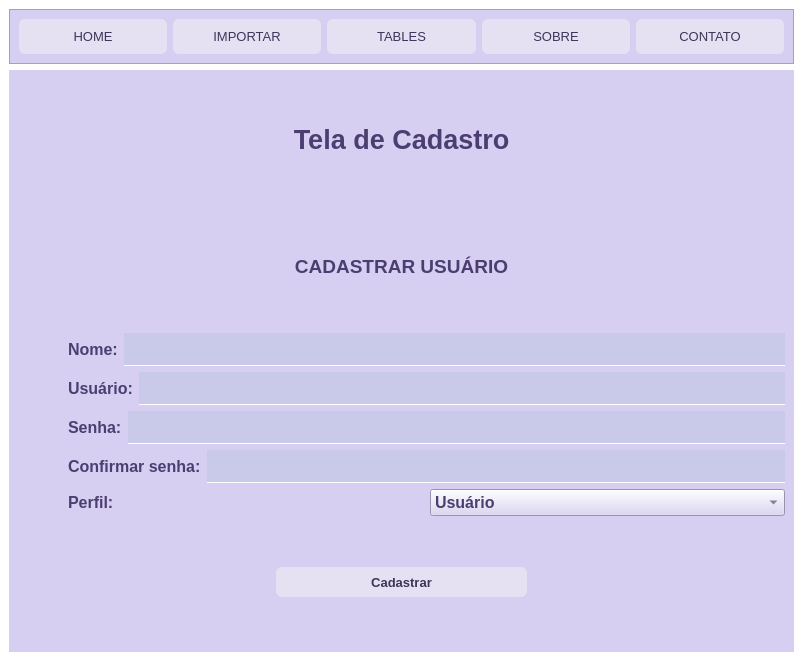
This is main.ui in madudasousa/DashFy as Qt 5 draws it before an edit. The edited form follows.
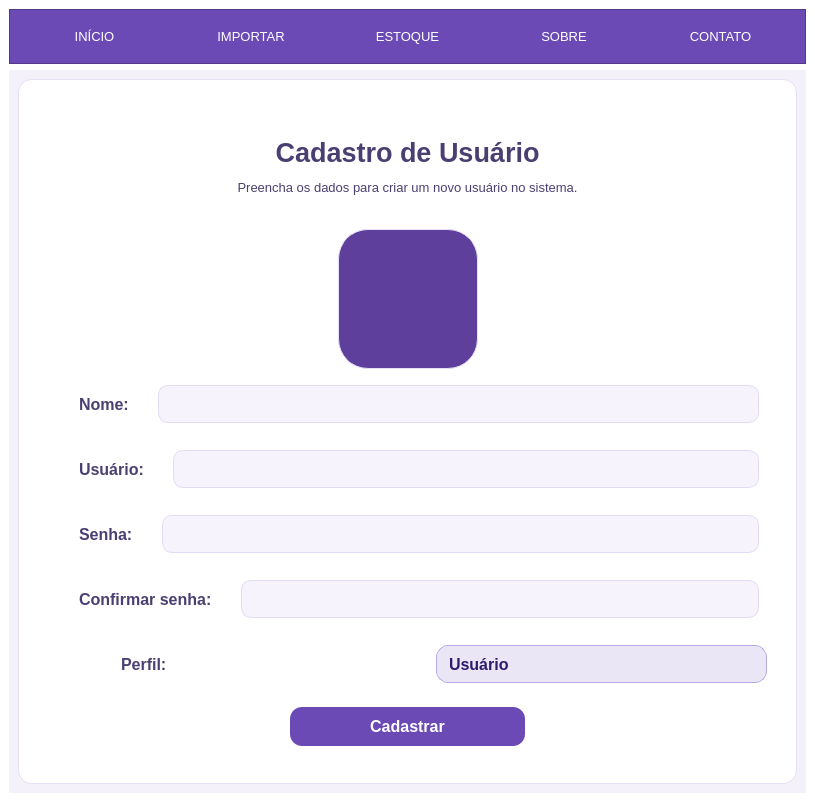
This is the edited form. The open tabs and pages were chosen to show the change. Icons and pictures are not drawn.

Diff of the .ui file:
```diff
--- a/main.ui
+++ b/main.ui
@@ -6,8 +6,8 @@
    <rect>
     <x>0</x>
     <y>0</y>
-    <width>803</width>
-    <height>661</height>
+    <width>815</width>
+    <height>802</height>
    </rect>
   </property>
   <property name="windowTitle">
@@ -27,7 +27,7 @@
        </font>
       </property>
       <property name="styleSheet">
-       <string notr="true">background-color: rgb(214, 207, 242);</string>
+       <string notr="true">background-color: rgb(108, 74, 182);</string>
       </property>
       <property name="frameShape">
        <enum>QFrame::StyledPanel</enum>
@@ -54,8 +54,8 @@
          </property>
          <property name="styleSheet">
           <string notr="true">QPushButton {
-    background-color: #E6E1F2;
-    color: #3D355A;
+    background: transparent;
+    color: white;
     border-radius: 6px;
     padding: 6px 12px;
 }
@@ -65,7 +65,7 @@
 }</string>
          </property>
          <property name="text">
-          <string>HOME</string>
+          <string>INÍCIO</string>
          </property>
         </widget>
        </item>
@@ -87,8 +87,8 @@
          </property>
          <property name="styleSheet">
           <string notr="true">QPushButton {
-    background-color: #E6E1F2;
-    color: #3D355A;
+    background: transparent;
+    color: white;
     border-radius: 6px;
     padding: 6px 12px;
 }
@@ -120,8 +120,8 @@
          </property>
          <property name="styleSheet">
           <string notr="true">QPushButton {
-    background-color: #E6E1F2;
-    color: #3D355A;
+    background: transparent;
+    color: white;
     border-radius: 6px;
     padding: 6px 12px;
 }
@@ -131,7 +131,7 @@
 }</string>
          </property>
          <property name="text">
-          <string>TABLES</string>
+          <string>ESTOQUE</string>
          </property>
         </widget>
        </item>
@@ -153,8 +153,8 @@
          </property>
          <property name="styleSheet">
           <string notr="true">QPushButton {
-    background-color: #E6E1F2;
-    color: #3D355A;
+    background: transparent;
+    color: white;
     border-radius: 6px;
     padding: 6px 12px;
 }
@@ -186,8 +186,9 @@
          </property>
          <property name="styleSheet">
           <string notr="true">QPushButton {
-    background-color: #E6E1F2;
-    color: #3D355A;
+	background-color: #5E3F9C;
+    background: transparent;
+    color: white;
     border-radius: 6px;
     padding: 6px 12px;
 }
@@ -206,9 +207,14 @@
     </item>
     <item>
      <widget class="QStackedWidget" name="Pages">
+      <property name="font">
+       <font>
+        <pointsize>18</pointsize>
+       </font>
+      </property>
       <property name="styleSheet">
-       <string notr="true">
-background-color: rgb(214, 207, 242);</string>
+       <string notr="true">background-color: rgb(244, 241, 251);
+</string>
       </property>
       <property name="currentIndex">
        <number>5</number>
@@ -699,44 +705,143 @@
        </layout>
       </widget>
       <widget class="QWidget" name="pg_cadastro">
-       <layout class="QVBoxLayout" name="verticalLayout_14">
+       <layout class="QVBoxLayout" name="verticalLayout_13">
+        <item>
+         <widget class="QFrame" name="frame_5">
+          <property name="styleSheet">
+           <string notr="true">QFrame{
+    background-color: white;
+    border-radius: 14px;
+    padding: 20px;
+	 border: 1px solid #E6DFF5;
+}</string>
+          </property>
+          <property name="frameShape">
+           <enum>QFrame::StyledPanel</enum>
+          </property>
+          <property name="frameShadow">
+           <enum>QFrame::Raised</enum>
+          </property>
+          <layout class="QVBoxLayout" name="verticalLayout_10">
         <item>
          <widget class="QLabel" name="label_25">
+             <property name="sizePolicy">
+              <sizepolicy hsizetype="Expanding" vsizetype="Expanding">
+               <horstretch>0</horstretch>
+               <verstretch>0</verstretch>
+              </sizepolicy>
+             </property>
           <property name="font">
            <font>
             <pointsize>20</pointsize>
            </font>
           </property>
+             <property name="styleSheet">
+              <string notr="true">QLabel {
+    background: transparent;
+    border: none;
+}</string>
+             </property>
           <property name="text">
-           <string>&lt;html&gt;&lt;head/&gt;&lt;body&gt;&lt;p align=&quot;center&quot;&gt;&lt;span style=&quot; font-weight:600; color:#4b3f72;&quot;&gt;Tela de Cadastro&lt;/span&gt;&lt;/p&gt;&lt;/body&gt;&lt;/html&gt;</string>
+              <string>&lt;html&gt;&lt;head/&gt;&lt;body&gt;&lt;p align=&quot;center&quot;&gt;&lt;span style=&quot; font-weight:600; color:#4b3f72;&quot;&gt;Cadastro de Usuário&lt;/span&gt;&lt;/p&gt;&lt;p align=&quot;center&quot;&gt;&lt;span style=&quot; font-size:10pt; color:#4b3f72;&quot;&gt;Preencha os dados para criar um novo usuário no sistema.&lt;/span&gt;&lt;/p&gt;&lt;/body&gt;&lt;/html&gt;</string>
           </property>
           <property name="alignment">
            <set>Qt::AlignCenter</set>
           </property>
          </widget>
+           </item>
+           <item>
+            <layout class="QHBoxLayout" name="horizontalLayout_13">
+             <item>
+              <spacer name="horizontalSpacer_4">
+               <property name="orientation">
+                <enum>Qt::Horizontal</enum>
+               </property>
+               <property name="sizeHint" stdset="0">
+                <size>
+                 <width>40</width>
+                 <height>20</height>
+                </size>
+               </property>
+              </spacer>
         </item>
         <item>
          <widget class="QLabel" name="label_6">
+               <property name="sizePolicy">
+                <sizepolicy hsizetype="Expanding" vsizetype="Preferred">
+                 <horstretch>0</horstretch>
+                 <verstretch>0</verstretch>
+                </sizepolicy>
+               </property>
+               <property name="minimumSize">
+                <size>
+                 <width>140</width>
+                 <height>140</height>
+                </size>
+               </property>
+               <property name="maximumSize">
+                <size>
+                 <width>140</width>
+                 <height>140</height>
+                </size>
+               </property>
           <property name="font">
            <font>
             <pointsize>11</pointsize>
            </font>
           </property>
+               <property name="styleSheet">
+                <string notr="true">QLabel {
+    background-color: #5E3F9C;
+    border-radius: 30px;
+	padding: 10px;
+}</string>
+               </property>
           <property name="text">
-           <string>&lt;html&gt;&lt;head/&gt;&lt;body&gt;&lt;p align=&quot;center&quot;&gt;&lt;img src=&quot;img/cadastro.png&quot;/&gt;&lt;/p&gt;&lt;p align=&quot;center&quot;&gt;&lt;span style=&quot; font-size:14pt; font-weight:600; color:#4b3f72;&quot;&gt;CADASTRAR USUÁRIO&lt;/span&gt;&lt;/p&gt;&lt;/body&gt;&lt;/html&gt;</string>
+                <string/>
+               </property>
+               <property name="pixmap">
+                <pixmap>img/cadastro.png</pixmap>
+               </property>
+               <property name="scaledContents">
+                <bool>false</bool>
           </property>
           <property name="alignment">
            <set>Qt::AlignCenter</set>
           </property>
          </widget>
+             </item>
+             <item>
+              <spacer name="horizontalSpacer_3">
+               <property name="orientation">
+                <enum>Qt::Horizontal</enum>
+               </property>
+               <property name="sizeHint" stdset="0">
+                <size>
+                 <width>40</width>
+                 <height>20</height>
+                </size>
+               </property>
+              </spacer>
+             </item>
+            </layout>
         </item>
         <item>
          <layout class="QHBoxLayout" name="horizontalLayout_9">
           <property name="leftMargin">
-           <number>50</number>
+              <number>8</number>
+             </property>
+             <property name="rightMargin">
+              <number>8</number>
           </property>
           <item>
            <widget class="QLabel" name="label_7">
+               <property name="styleSheet">
+                <string notr="true">QLabel {
+    background: transparent;
+    border: none;
+}</string>
+               </property>
             <property name="text">
              <string>&lt;html&gt;&lt;head/&gt;&lt;body&gt;&lt;p&gt;&lt;span style=&quot; font-size:12pt; font-weight:600; color:#4b3f72;&quot;&gt;Nome:&lt;/span&gt;&lt;/p&gt;&lt;/body&gt;&lt;/html&gt;</string>
             </property>
@@ -744,13 +849,25 @@
           </item>
           <item>
            <widget class="QLineEdit" name="txt_nome">
+               <property name="minimumSize">
+                <size>
+                 <width>0</width>
+                 <height>38</height>
+                </size>
+               </property>
             <property name="styleSheet">
-             <string notr="true">color: rgba(211, 239, 251,1);
-border-bottom: 1px solid white;
-border-radius: None;
-background-color: rgba(85, 155, 155,0.1);
-font-family: Trebuchet MS;
-font-size:21px;</string>
+                <string notr="true">QLineEdit {
+    background: #F6F3FD;
+    border: 1px solid #E3DBF5;
+    border-radius: 10px;
+    padding: 8px 12px;
+    color: #2E2E2E;
+}
+
+QLineEdit:focus {
+    border: 1px solid #6C4AB6;
+    background: #FFFFFF;
+}</string>
             </property>
            </widget>
           </item>
@@ -759,13 +876,22 @@
         <item>
          <layout class="QHBoxLayout" name="horizontalLayout_8">
           <property name="leftMargin">
-           <number>50</number>
+              <number>8</number>
           </property>
           <property name="topMargin">
            <number>0</number>
           </property>
+             <property name="rightMargin">
+              <number>8</number>
+             </property>
           <item>
            <widget class="QLabel" name="label_8">
+               <property name="styleSheet">
+                <string notr="true">QLabel {
+    background: transparent;
+    border: none;
+}</string>
+               </property>
             <property name="text">
              <string>&lt;html&gt;&lt;head/&gt;&lt;body&gt;&lt;p&gt;&lt;span style=&quot; font-size:12pt; font-weight:600; color:#4b3f72;&quot;&gt;Usuário:&lt;/span&gt;&lt;/p&gt;&lt;/body&gt;&lt;/html&gt;</string>
             </property>
@@ -773,13 +899,25 @@
           </item>
           <item>
            <widget class="QLineEdit" name="txt_usuario">
+               <property name="minimumSize">
+                <size>
+                 <width>0</width>
+                 <height>38</height>
+                </size>
+               </property>
             <property name="styleSheet">
-             <string notr="true">color: rgba(211, 239, 251,1);
-border-bottom: 1px solid white;
-border-radius: None;
-background-color: rgba(85, 155, 155,0.1);
-font-family: Trebuchet MS;
-font-size:21px;</string>
+                <string notr="true">QLineEdit {
+    background: #F6F3FD;
+    border: 1px solid #E3DBF5;
+    border-radius: 10px;
+    padding: 8px 12px;
+    color: #2E2E2E;
+}
+
+QLineEdit:focus {
+    border: 1px solid #6C4AB6;
+    background: #FFFFFF;
+}</string>
             </property>
            </widget>
           </item>
@@ -788,13 +926,22 @@
         <item>
          <layout class="QHBoxLayout" name="horizontalLayout_7">
           <property name="leftMargin">
-           <number>50</number>
+              <number>8</number>
           </property>
           <property name="topMargin">
            <number>0</number>
           </property>
+             <property name="rightMargin">
+              <number>8</number>
+             </property>
           <item>
            <widget class="QLabel" name="label_senha">
+               <property name="styleSheet">
+                <string notr="true">QLabel {
+    background: transparent;
+    border: none;
+}</string>
+               </property>
             <property name="text">
              <string>&lt;html&gt;&lt;head/&gt;&lt;body&gt;&lt;p&gt;&lt;span style=&quot; font-size:12pt; font-weight:600; color:#4b3f72;&quot;&gt;Senha:&lt;/span&gt;&lt;/p&gt;&lt;/body&gt;&lt;/html&gt;</string>
             </property>
@@ -802,13 +949,25 @@
           </item>
           <item>
            <widget class="QLineEdit" name="txt_senha">
+               <property name="minimumSize">
+                <size>
+                 <width>0</width>
+                 <height>38</height>
+                </size>
+               </property>
             <property name="styleSheet">
-             <string notr="true">color: rgba(211, 239, 251,1);
-border-bottom: 1px solid white;
-border-radius: None;
-background-color: rgba(85, 155, 155,0.1);
-font-family: Trebuchet MS;
-font-size:21px;</string>
+                <string notr="true">QLineEdit {
+    background: #F6F3FD;
+    border: 1px solid #E3DBF5;
+    border-radius: 10px;
+    padding: 8px 12px;
+    color: #2E2E2E;
+}
+
+QLineEdit:focus {
+    border: 1px solid #6C4AB6;
+    background: #FFFFFF;
+}</string>
             </property>
             <property name="echoMode">
              <enum>QLineEdit::Password</enum>
@@ -820,10 +979,19 @@
         <item>
          <layout class="QHBoxLayout" name="horizontalLayout_6">
           <property name="leftMargin">
-           <number>50</number>
+              <number>8</number>
+             </property>
+             <property name="rightMargin">
+              <number>8</number>
           </property>
           <item>
            <widget class="QLabel" name="label_15">
+               <property name="styleSheet">
+                <string notr="true">QLabel {
+    background: transparent;
+    border: none;
+}</string>
+               </property>
             <property name="text">
              <string>&lt;html&gt;&lt;head/&gt;&lt;body&gt;&lt;p&gt;&lt;span style=&quot; font-size:12pt; font-weight:600; color:#4b3f72;&quot;&gt;Confirmar senha:&lt;/span&gt;&lt;/p&gt;&lt;/body&gt;&lt;/html&gt;</string>
             </property>
@@ -831,13 +999,25 @@
           </item>
           <item>
            <widget class="QLineEdit" name="txt_senha2">
+               <property name="minimumSize">
+                <size>
+                 <width>0</width>
+                 <height>38</height>
+                </size>
+               </property>
             <property name="styleSheet">
-             <string notr="true">color: rgba(211, 239, 251,1);
-border-bottom: 1px solid white;
-border-radius: None;
-background-color: rgba(85, 155, 155,0.1);
-font-family: Trebuchet MS;
-font-size:21px;</string>
+                <string notr="true">QLineEdit {
+    background: #F6F3FD;
+    border: 1px solid #E3DBF5;
+    border-radius: 10px;
+    padding: 8px 12px;
+    color: #2E2E2E;
+}
+
+QLineEdit:focus {
+    border: 1px solid #6C4AB6;
+    background: #FFFFFF;
+}</string>
             </property>
             <property name="echoMode">
              <enum>QLineEdit::Password</enum>
@@ -853,6 +1033,18 @@
           </property>
           <item>
            <widget class="QLabel" name="label_11">
+               <property name="minimumSize">
+                <size>
+                 <width>0</width>
+                 <height>0</height>
+                </size>
+               </property>
+               <property name="styleSheet">
+                <string notr="true">QLabel {
+    background: transparent;
+    border: none;
+}</string>
+               </property>
             <property name="text">
              <string>&lt;html&gt;&lt;head/&gt;&lt;body&gt;&lt;p&gt;&lt;span style=&quot; font-size:12pt; font-weight:600; color:#4b3f72;&quot;&gt;Perfil:&lt;/span&gt;&lt;/p&gt;&lt;/body&gt;&lt;/html&gt;</string>
             </property>
@@ -860,6 +1052,12 @@
           </item>
           <item>
            <widget class="QComboBox" name="cb_perfil">
+               <property name="minimumSize">
+                <size>
+                 <width>0</width>
+                 <height>38</height>
+                </size>
+               </property>
             <property name="font">
              <font>
               <pointsize>12</pointsize>
@@ -868,7 +1066,35 @@
              </font>
             </property>
             <property name="styleSheet">
-             <string notr="true">color: rgb(75, 63, 114);</string>
+                <string notr="true">QComboBox {
+    background-color: #EAE6F5;
+    border: 1px solid #B8A9E3;
+    border-radius: 12px;
+    padding: 6px 30px 6px 12px; 
+    color: #2E1A6D;
+}
+
+QComboBox::drop-down {
+    width: 25px;
+	border: none;
+}
+
+QComboBox::down-arrow {
+    image: none;
+    border-left: 5px solid transparent;
+    border-right: 5px solid transparent;
+    border-top: 6px solid #6C4AB6; 
+    margin-right: 8px;
+}
+
+QComboBox QAbstractItemView {
+    background-color: #F6F3FF; 
+    color: #2E1A6D;
+    border: 1px solid #B8A9E3;
+    selection-background-color: #6C4AB6;
+    selection-color: white;
+}
+</string>
             </property>
             <item>
              <property name="text">
@@ -888,6 +1114,12 @@
          <layout class="QHBoxLayout" name="horizontalLayout_19">
           <item>
            <widget class="QLabel" name="label_12">
+               <property name="styleSheet">
+                <string notr="true">QLabel {
+    background: transparent;
+    border: none;
+}</string>
+               </property>
             <property name="text">
              <string/>
             </property>
@@ -903,8 +1135,8 @@
             </property>
             <property name="font">
              <font>
-              <pointsize>10</pointsize>
-              <weight>75</weight>
+                 <pointsize>12</pointsize>
+                 <weight>87</weight>
               <bold>true</bold>
              </font>
             </property>
@@ -912,15 +1144,23 @@
              <cursorShape>PointingHandCursor</cursorShape>
             </property>
             <property name="styleSheet">
-             <string notr="true">QPushButton {
-    background-color: #E6E1F2;
-    color: #3D355A;
-    border-radius: 6px;
-    padding: 6px 12px;
-}
-QPushButton:hover {
-    background-color: #7C5CFA;
+                <string notr="true">QPushButton{
+    background: #6C4AB6;
     color: white;
+    border: none;
+    border-radius: 12px;
+    padding: 10px 20px;
+    font-weight: 700;
+}
+QPushButton:hover {
+    background: #5A3AA0;
+}
+QPushButton:disabled {
+    background: #C8BEE6;
+    color: #FFFFFF;
+}
+QPushButton:pressed {
+    background: #4E368E;  
 }</string>
             </property>
             <property name="text">
@@ -930,12 +1170,21 @@
           </item>
           <item>
            <widget class="QLabel" name="label_13">
+               <property name="styleSheet">
+                <string notr="true">QLabel {
+    background: transparent;
+    border: none;
+}</string>
+               </property>
             <property name="text">
              <string/>
             </property>
            </widget>
           </item>
          </layout>
+           </item>
+          </layout>
+         </widget>
         </item>
        </layout>
       </widget>
@@ -953,7 +1202,7 @@
            <attribute name="title">
             <string>Base</string>
            </attribute>
-           <layout class="QHBoxLayout" name="horizontalLayout_4">
+           <layout class="QVBoxLayout" name="verticalLayout_14">
             <item>
              <layout class="QVBoxLayout" name="verticalLayout_4" stretch="3,0,2">
               <item>
```
Left out of the diff: 996 changed lines with no effect on the pictures. Lines whose indentation alone changed are shown as unchanged.
